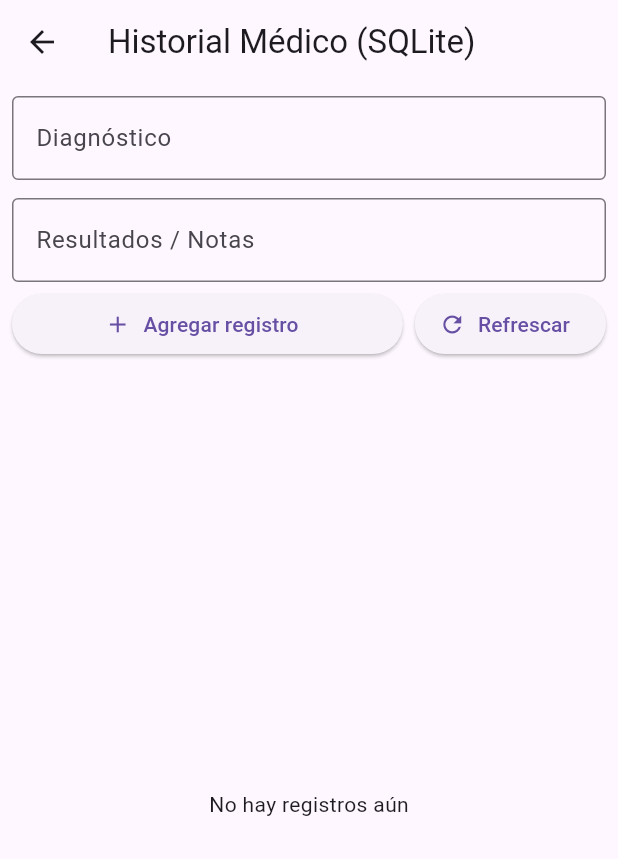
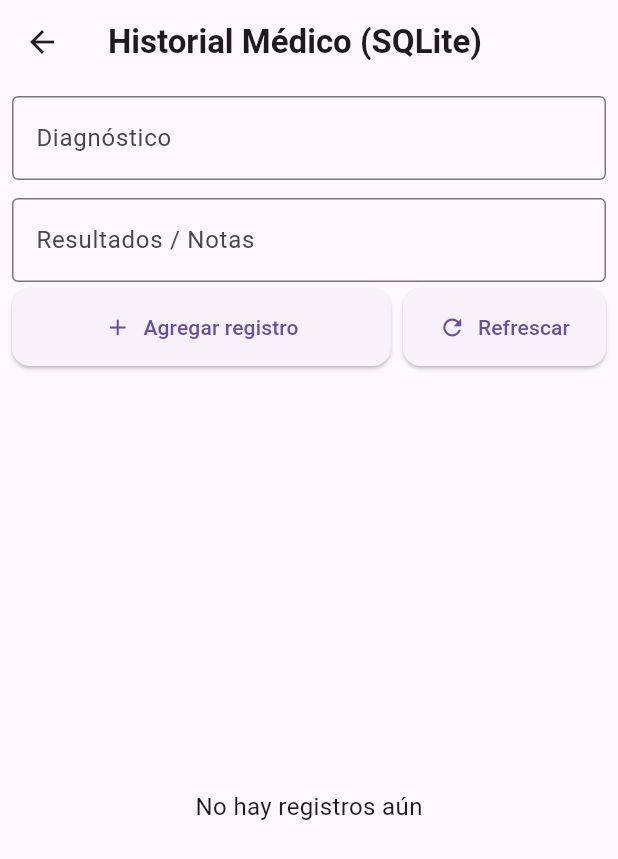
Before and after one commit to sara9559ojeda/flutter_sql, a Flutter app: the screen it shows after launch, after a tap on "Historial Médico (SQLite)", on a phone screen of 412 x 824 dp. Shown: the top 859 px of the screen. Run offline on Flutter 3.47's test engine with Material 3 defaults, Android fonts, the phone set to English and light mode, and no system bars; our stand-ins replace hive_flutter, sqflite; accounts and stored records are empty.

Commit message:
ui homescreen

```diff
--- a/lib/main.dart
+++ b/lib/main.dart
@@ -1,15 +1,12 @@
 import 'package:flutter/material.dart';
 import 'package:flutter_sql/data/hive/hive_helper.dart';
 import 'package:flutter_sql/ui/screens/home_screen.dart';
-import 'package:hive/hive.dart';
-import 'package:hive_flutter/adapters.dart';
-
+import 'package:hive_flutter/hive_flutter.dart';
 
 void main() async {
   WidgetsFlutterBinding.ensureInitialized();
 
   await Hive.initFlutter();
-
   await HiveHelper.initHive();
 
   runApp(const MyApp());
@@ -24,7 +21,20 @@
       debugShowCheckedModeBanner: false,
       title: 'Historial Médico Personal',
       theme: ThemeData(
-        primarySwatch: Colors.blue,
+        brightness: Brightness.light,
+        primarySwatch: Colors.indigo,
+        textTheme: const TextTheme(
+          titleLarge: TextStyle(fontSize: 22, fontWeight: FontWeight.bold),
+          bodyMedium: TextStyle(fontSize: 16),
+        ),
+        elevatedButtonTheme: ElevatedButtonThemeData(
+          style: ElevatedButton.styleFrom(
+            shape: RoundedRectangleBorder(
+              borderRadius: BorderRadius.circular(12),
+            ),
+            padding: const EdgeInsets.symmetric(horizontal: 24, vertical: 16),
+          ),
+        ),
       ),
       home: const HomeScreen(),
     );
--- a/lib/ui/screens/home_screen.dart
+++ b/lib/ui/screens/home_screen.dart
@@ -1,7 +1,6 @@
 import 'package:flutter/material.dart';
 import 'hive_screen.dart';
 import 'sqlite_screen.dart';
-
 
 class HomeScreen extends StatelessWidget {
   const HomeScreen({super.key});
@@ -9,36 +8,81 @@ class HomeScreen extends StatelessWidget {
   @override
   Widget build(BuildContext context) {
     return Scaffold(
-      appBar: AppBar(
-        title: const Text("Historial Médico Personal"),
-        centerTitle: true,
+      body: Container(
+        decoration: const BoxDecoration(
+          gradient: LinearGradient(
+            colors: [Color(0xFF6A11CB), Color(0xFF2575FC)],
+            begin: Alignment.topLeft,
+            end: Alignment.bottomRight,
           ),
-      body: Center(
+        ),
+        child: Center(
+          child: Padding(
+            padding: const EdgeInsets.all(24.0),
             child: Column(
               mainAxisAlignment: MainAxisAlignment.center,
               children: [
-            ElevatedButton.icon(
-              icon: const Icon(Icons.alarm),
-              label: const Text("Recordatorios (Hive)"),
-              onPressed: () {
-                Navigator.push(
+                _buildMenuCard(
                   context,
-                  MaterialPageRoute(builder: (_) => const HiveScreen()),
-                );
-              },
+                  icon: Icons.alarm,
+                  title: "Recordatorios (Hive)",
+                  subtitle: "Gestión rápida de tus recordatorios",
+                  screen: const HiveScreen(),
                 ),
                 const SizedBox(height: 20),
-            ElevatedButton.icon(
-              icon: const Icon(Icons.medical_services),
-              label: const Text("Historial Médico (SQLite)"),
-              onPressed: () {
-                Navigator.push(
+                _buildMenuCard(
                   context,
-                  MaterialPageRoute(builder: (_) => const SQLiteScreen()),
-                );
-              },
+                  icon: Icons.medical_services,
+                  title: "Historial Médico (SQLite)",
+                  subtitle: "Control de tu historial clínico",
+                  screen: const SQLiteScreen(),
                 ),
               ],
+            ),
+          ),
+        ),
+      ),
+    );
+  }
+
+  Widget _buildMenuCard(BuildContext context,
+      {required IconData icon,
+      required String title,
+      required String subtitle,
+      required Widget screen}) {
+    return InkWell(
+      onTap: () => Navigator.push(
+        context,
+        MaterialPageRoute(builder: (_) => screen),
+      ),
+      borderRadius: BorderRadius.circular(16),
+      child: Card(
+        elevation: 6,
+        shape: RoundedRectangleBorder(borderRadius: BorderRadius.circular(16)),
+        child: Padding(
+          padding: const EdgeInsets.all(24.0),
+          child: Row(
+            children: [
+              Icon(icon, size: 40, color: Theme.of(context).primaryColor),
+              const SizedBox(width: 20),
+              Expanded(
+                child: Column(
+                  crossAxisAlignment: CrossAxisAlignment.start,
+                  children: [
+                    Text(title,
+                        style: Theme.of(context).textTheme.titleLarge),
+                    const SizedBox(height: 4),
+                    Text(subtitle,
+                        style: Theme.of(context)
+                            .textTheme
+                            .bodyMedium!
+                            .copyWith(color: Colors.grey[700])),
+                  ],
+                ),
+              ),
+              const Icon(Icons.arrow_forward_ios, size: 18, color: Colors.grey),
+            ],
+          ),
         ),
       ),
     );
```
Lines whose indentation alone changed are shown as unchanged.
